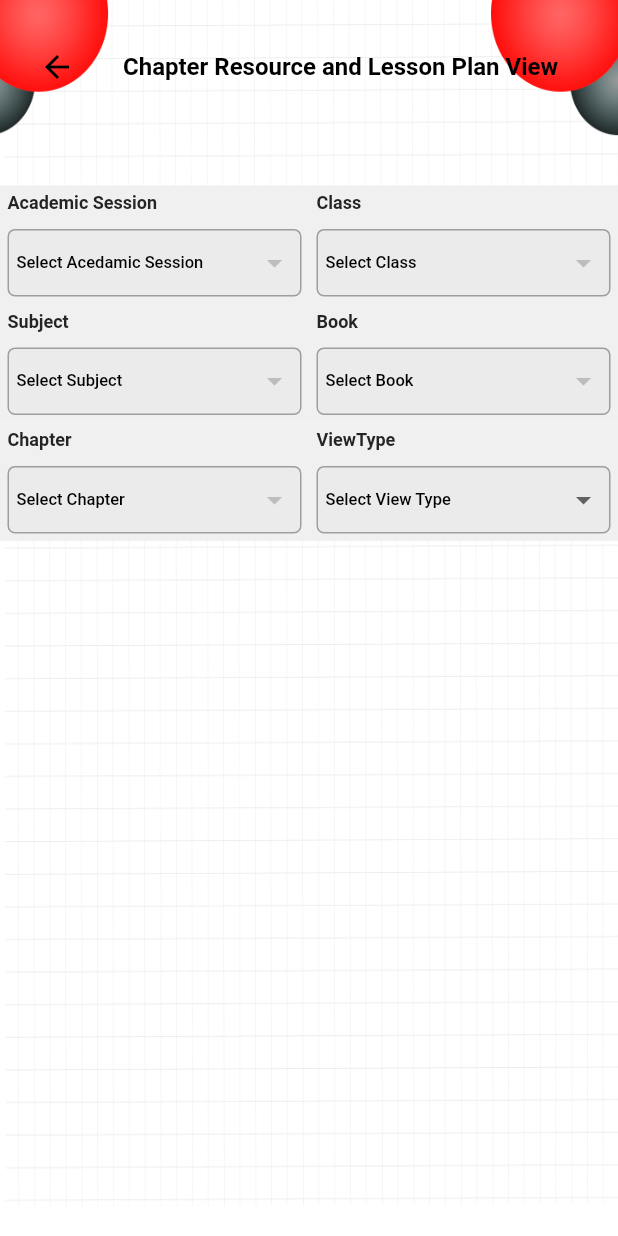
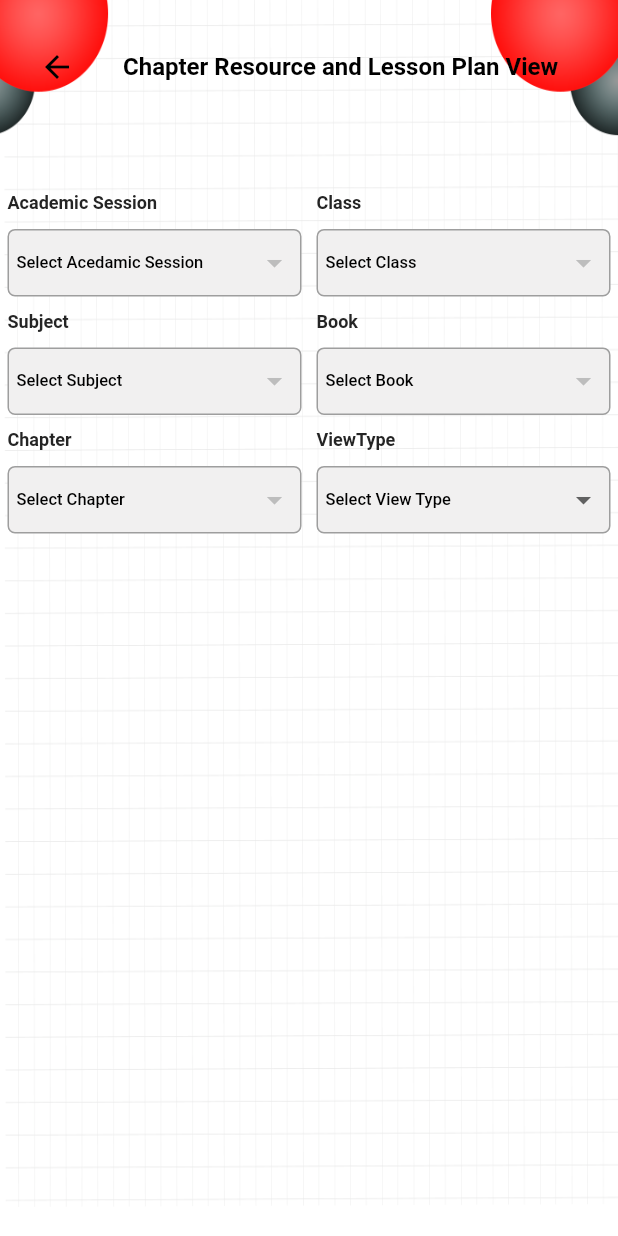
Before and after one commit to ShivShrivas/educare_flutter, a Flutter app: the ChapterResAndLessonPlan screen opened directly, on a phone screen of 412 x 824 dp. Run offline on Flutter 3.47's test engine with Material 2 defaults, Android fonts, the phone set to English and light mode, and no system bars; drawn by our look-alikes of pull_to_refresh; our stand-ins replace badges, dio, file_picker, firebase_core, firebase_messaging, flutter_calendar_carousel and 14 more; missing offline and left inert: expandable_group, flutter_intro, flutter_rounded_date_picker, horizontal_center_date_picker; accounts and stored records are empty; generated files the repository leaves out were written again; network calls fail; Roboto replaces fonts that are missing (Montserrat).

Commit message:
ui perfect

```diff
--- a/lib/conts/colors.dart
+++ b/lib/conts/colors.dart
@@ -42,6 +42,7 @@ class AppColors{
   final greennotcomplete= const Color(0xf8effcef);
   final rednotcomplete= const Color(0xf8fce7e9);
   final listorange= const Color(0xf8fcf0e7);
+  final transparentgrey= const Color(0x7efff2f2);
 
 
   ///////////////////////// Image View URL //////////////////// Apspnk -57407 ---http://103.158.182.123:90   allenp.superhouseerp.com -- testing.superhouseerp.com ---  //88215    /// http://13.232.241.145  ...///allenp.superhouseerp.com
--- a/lib/lessonplan/chapterResAndLessonPlan.dart
+++ b/lib/lessonplan/chapterResAndLessonPlan.dart
@@ -398,11 +398,12 @@ class _ChapterResAndLessonPlanState extends State<ChapterResAndLessonPlan> {
                 ),
               ),
               Container(
+
                 child: Column(
                   children: [
                     SizedBox(height: MediaQuery.of(context).size.height * 0.15),
                     Container(
-                      color: colors.greylight3,
+                      color: colors.transparentmy,
                       child: Row(
                         children: [
                           Expanded(
@@ -427,7 +428,7 @@ class _ChapterResAndLessonPlanState extends State<ChapterResAndLessonPlan> {
                                 margin: const EdgeInsets.all(5.0),
                                 padding: const EdgeInsets.all(5.0),
                                 decoration: BoxDecoration(
-                                    color: colors.greylight,
+                                    color: colors.greylight3,
                                     borderRadius: BorderRadius.circular(5.0),
                                     border: Border.all(color: Colors.grey)),
                                 child: DropdownButton<AcademicSessionDataList>(
@@ -495,7 +496,7 @@ class _ChapterResAndLessonPlanState extends State<ChapterResAndLessonPlan> {
                                   margin: const EdgeInsets.all(5.0),
                                   padding: const EdgeInsets.all(5.0),
                                   decoration: BoxDecoration(
-                                      color: colors.greylight,
+                                      color: colors.greylight3,
                                       borderRadius: BorderRadius.circular(5.0),
                                       border: Border.all(color: Colors.grey)),
                                   child: DropdownButton<ClassDataList>(
@@ -544,7 +545,7 @@ class _ChapterResAndLessonPlanState extends State<ChapterResAndLessonPlan> {
                       ),
                     ),
                     Container(
-                      color: colors.greylight3,
+                      color: colors.transparentmy,
                       child: Row(
                         children: [
                           Expanded(
@@ -569,7 +570,7 @@ class _ChapterResAndLessonPlanState extends State<ChapterResAndLessonPlan> {
                                 margin: const EdgeInsets.all(5.0),
                                 padding: const EdgeInsets.all(5.0),
                                 decoration: BoxDecoration(
-                                    color: colors.greylight,
+                                    color: colors.greylight3,
                                     borderRadius: BorderRadius.circular(5.0),
                                     border: Border.all(color: Colors.grey)),
                                 child: DropdownButton<SubjectDataList>(
@@ -634,7 +635,7 @@ class _ChapterResAndLessonPlanState extends State<ChapterResAndLessonPlan> {
                                   margin: const EdgeInsets.all(5.0),
                                   padding: const EdgeInsets.all(5.0),
                                   decoration: BoxDecoration(
-                                      color: colors.greylight,
+                                      color: colors.greylight3,
                                       borderRadius: BorderRadius.circular(5.0),
                                       border: Border.all(color: Colors.grey)),
                                   child: DropdownButton<BookList>(
@@ -679,7 +680,7 @@ class _ChapterResAndLessonPlanState extends State<ChapterResAndLessonPlan> {
                       ),
                     ),
                     Container(
-                      color: colors.greylight3,
+                      color: colors.transparentmy,
                       child: Row(
                         children: [
                           Expanded(
@@ -704,7 +705,7 @@ class _ChapterResAndLessonPlanState extends State<ChapterResAndLessonPlan> {
                                 margin: const EdgeInsets.all(5.0),
                                 padding: const EdgeInsets.all(5.0),
                                 decoration: BoxDecoration(
-                                    color: colors.greylight,
+                                    color: colors.greylight3,
                                     borderRadius: BorderRadius.circular(5.0),
                                     border: Border.all(color: Colors.grey)),
                                 child: DropdownButton<ChapterListBookWise>(
@@ -768,7 +769,7 @@ class _ChapterResAndLessonPlanState extends State<ChapterResAndLessonPlan> {
                                   margin: const EdgeInsets.all(5.0),
                                   padding: const EdgeInsets.all(5.0),
                                   decoration: BoxDecoration(
-                                      color: colors.greylight,
+                                      color: colors.greylight3,
                                       borderRadius: BorderRadius.circular(5.0),
                                       border: Border.all(color: Colors.grey)),
                                   child: DropdownButton<String>(
@@ -868,7 +869,7 @@ class _ChapterResAndLessonPlanState extends State<ChapterResAndLessonPlan> {
                     size: 18,
                   )),
               trailing: Icon(Icons.arrow_right),
-              title: Text(lessonPlanTypeList[index].ChapterName),
+              title: Text(lessonPlanTypeList[index].ChapterName,style: TextStyle(color: Colors.red,fontWeight:FontWeight.bold)),
               onTap: () {
                 Navigator.push(context, MaterialPageRoute(builder: (context) => LessonPlanInnerListPage()));
 
@@ -883,7 +884,9 @@ class _ChapterResAndLessonPlanState extends State<ChapterResAndLessonPlan> {
         itemCount: resourceTypeList.length,
         itemBuilder: (context, index) {
           return Card(
-            elevation: 3,
+            margin: EdgeInsets.all(8),
+            elevation: 4,
+          shadowColor: Colors.grey,
             child: ListTile(
               leading: Container(
                   height: double.infinity,
@@ -892,7 +895,7 @@ class _ChapterResAndLessonPlanState extends State<ChapterResAndLessonPlan> {
                     size: 18,
                   )),
               trailing: Icon(Icons.arrow_right),
-              title: Text(resourceTypeList[index].FileName),
+              title: Text(resourceTypeList[index].FileName,style: TextStyle(color: Colors.red,fontWeight:FontWeight.bold),),
               subtitle: Text(resourceTypeList[index].ResourceCategoryName),
               onTap: () {
                 // _launchInBrowser(resourceTypeList[index].FilePath.toString());
```
